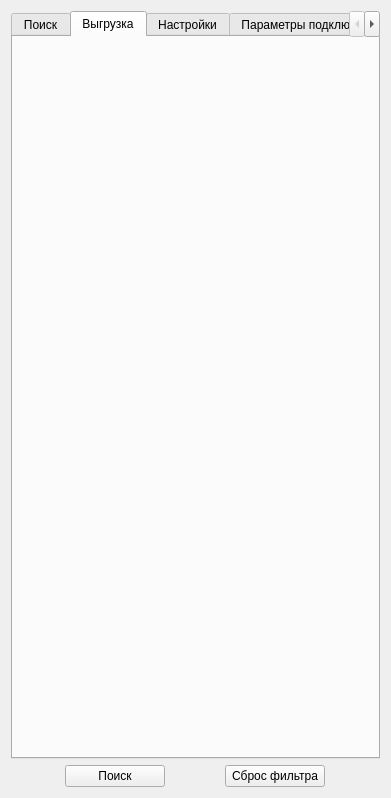
The window that geo_get_dialog_base.ui (bazzile/GeoGet) describes before a commit, drawn with Qt 5.
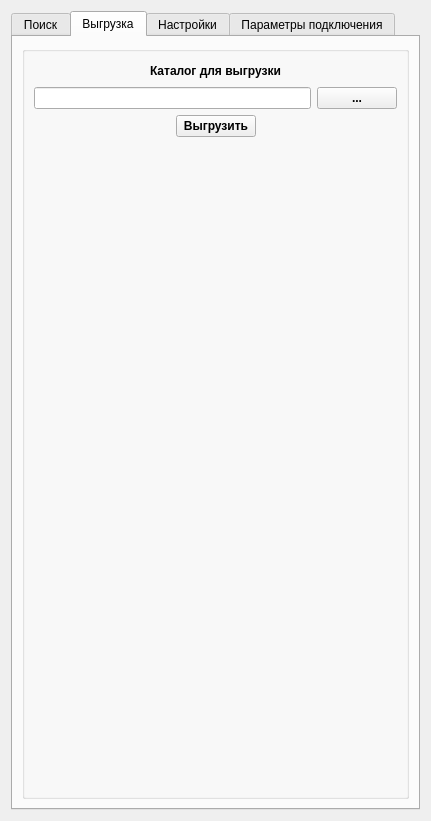
The same window after the commit. The open tabs and pages were chosen to show the change. Custom widgets are drawn as their Qt base class.

Commit message: Rearranged Design even further

```diff
--- a/geo_get_dialog_base.ui
+++ b/geo_get_dialog_base.ui
@@ -6,8 +6,8 @@
    <rect>
     <x>0</x>
     <y>0</y>
-    <width>391</width>
-    <height>795</height>
+    <width>464</width>
+    <height>802</height>
    </rect>
   </property>
   <property name="windowTitle">
@@ -19,7 +19,13 @@
   <property name="styleSheet">
    <string notr="true"/>
   </property>
+  <property name="sizeGripEnabled">
+   <bool>false</bool>
+  </property>
   <layout class="QVBoxLayout" name="verticalLayout">
+   <property name="sizeConstraint">
+    <enum>QLayout::SetFixedSize</enum>
+   </property>
    <item>
     <widget class="QTabWidget" name="tabWidget">
      <property name="autoFillBackground">
@@ -59,7 +65,9 @@
          <property name="checkable" stdset="0">
           <bool>false</bool>
          </property>
-         <layout class="QVBoxLayout" name="verticalLayout_9">
+         <layout class="QVBoxLayout" name="verticalLayout_8">
+          <item>
+           <layout class="QHBoxLayout" name="horizontalLayout_8">
           <item>
            <widget class="QCheckBox" name="clear_results_chbx_2">
             <property name="autoFillBackground">
@@ -86,6 +94,11 @@
             </property>
            </widget>
           </item>
+           </layout>
+          </item>
+         </layout>
+        </widget>
+       </item>
           <item>
            <widget class="QgsCollapsibleGroupBox" name="Search_settings_mGroupBox_3" native="true">
             <property name="font">
@@ -281,13 +294,10 @@
             </layout>
            </widget>
           </item>
-         </layout>
-        </widget>
-       </item>
        <item>
         <widget class="QgsCollapsibleGroupBox" name="Search_settings_mGroupBox_4" native="true">
          <property name="enabled">
-          <bool>false</bool>
+          <bool>true</bool>
          </property>
          <property name="sizePolicy">
           <sizepolicy hsizetype="Preferred" vsizetype="Preferred">
@@ -316,6 +326,9 @@
          <property name="checkable" stdset="0">
           <bool>false</bool>
          </property>
+         <property name="collapsed" stdset="0">
+          <bool>true</bool>
+         </property>
          <layout class="QVBoxLayout" name="verticalLayout_11">
           <property name="sizeConstraint">
            <enum>QLayout::SetDefaultConstraint</enum>
@@ -1014,21 +1027,45 @@
             </item>
            </layout>
           </item>
+         </layout>
+        </widget>
+       </item>
           <item>
-           <spacer name="verticalSpacer_4">
+        <widget class="Line" name="line_6">
             <property name="orientation">
-             <enum>Qt::Vertical</enum>
-            </property>
-            <property name="sizeHint" stdset="0">
+          <enum>Qt::Horizontal</enum>
+         </property>
+        </widget>
+       </item>
+       <item>
+        <layout class="QHBoxLayout" name="horizontalLayout_10">
+         <item>
+          <widget class="QPushButton" name="search_btn">
+           <property name="maximumSize">
              <size>
-              <width>20</width>
-              <height>40</height>
-             </size>
-            </property>
-           </spacer>
-          </item>
-         </layout>
-        </widget>
+             <width>100</width>
+             <height>16777215</height>
+            </size>
+           </property>
+           <property name="text">
+            <string>Поиск</string>
+           </property>
+          </widget>
+         </item>
+         <item>
+          <widget class="QPushButton" name="ButtonReset_2">
+           <property name="maximumSize">
+            <size>
+             <width>100</width>
+             <height>16777215</height>
+            </size>
+           </property>
+           <property name="text">
+            <string>Сброс фильтра</string>
+           </property>
+          </widget>
+         </item>
+        </layout>
        </item>
       </layout>
      </widget>
@@ -1036,6 +1073,124 @@
       <attribute name="title">
        <string>Выгрузка</string>
       </attribute>
+      <layout class="QVBoxLayout" name="verticalLayout_12">
+       <item>
+        <widget class="QGroupBox" name="Search_settings_mGroupBox_5">
+         <property name="font">
+          <font>
+           <weight>75</weight>
+           <bold>true</bold>
+          </font>
+         </property>
+         <property name="autoFillBackground">
+          <bool>false</bool>
+         </property>
+         <layout class="QVBoxLayout" name="verticalLayout_9">
+          <item>
+           <layout class="QHBoxLayout" name="Date_label_HL_3">
+            <item>
+             <spacer name="horizontalSpacer_21">
+              <property name="orientation">
+               <enum>Qt::Horizontal</enum>
+              </property>
+              <property name="sizeHint" stdset="0">
+               <size>
+                <width>40</width>
+                <height>20</height>
+               </size>
+              </property>
+             </spacer>
+            </item>
+            <item>
+             <widget class="QLabel" name="label_14">
+              <property name="text">
+               <string>Каталог для выгрузки</string>
+              </property>
+             </widget>
+            </item>
+            <item>
+             <spacer name="horizontalSpacer_23">
+              <property name="orientation">
+               <enum>Qt::Horizontal</enum>
+              </property>
+              <property name="sizeHint" stdset="0">
+               <size>
+                <width>40</width>
+                <height>20</height>
+               </size>
+              </property>
+             </spacer>
+            </item>
+           </layout>
+          </item>
+          <item>
+           <layout class="QHBoxLayout" name="horizontalLayout_9">
+            <item>
+             <widget class="QLineEdit" name="lineEdit"/>
+            </item>
+            <item>
+             <widget class="QPushButton" name="in_browse_btn_2">
+              <property name="text">
+               <string>...</string>
+              </property>
+             </widget>
+            </item>
+           </layout>
+          </item>
+          <item>
+           <layout class="QHBoxLayout" name="Date_label_HL_4">
+            <item>
+             <spacer name="horizontalSpacer_22">
+              <property name="orientation">
+               <enum>Qt::Horizontal</enum>
+              </property>
+              <property name="sizeHint" stdset="0">
+               <size>
+                <width>40</width>
+                <height>20</height>
+               </size>
+              </property>
+             </spacer>
+            </item>
+            <item>
+             <widget class="QPushButton" name="pushButton">
+              <property name="text">
+               <string>Выгрузить</string>
+              </property>
+             </widget>
+            </item>
+            <item>
+             <spacer name="horizontalSpacer_24">
+              <property name="orientation">
+               <enum>Qt::Horizontal</enum>
+              </property>
+              <property name="sizeHint" stdset="0">
+               <size>
+                <width>40</width>
+                <height>20</height>
+               </size>
+              </property>
+             </spacer>
+            </item>
+           </layout>
+          </item>
+          <item>
+           <spacer name="verticalSpacer_3">
+            <property name="orientation">
+             <enum>Qt::Vertical</enum>
+            </property>
+            <property name="sizeHint" stdset="0">
+             <size>
+              <width>20</width>
+              <height>40</height>
+             </size>
+            </property>
+           </spacer>
+          </item>
+         </layout>
+        </widget>
+       </item>
+      </layout>
      </widget>
      <widget class="QWidget" name="tab_3">
       <attribute name="title">
@@ -1111,19 +1266,6 @@
          </layout>
         </widget>
        </item>
-       <item>
-        <spacer name="verticalSpacer_3">
-         <property name="orientation">
-          <enum>Qt::Vertical</enum>
-         </property>
-         <property name="sizeHint" stdset="0">
-          <size>
-           <width>20</width>
-           <height>390</height>
-          </size>
-         </property>
-        </spacer>
-       </item>
       </layout>
      </widget>
      <widget class="QWidget" name="tab_2">
@@ -1164,7 +1306,7 @@
         <rect>
          <x>10</x>
          <y>190</y>
-         <width>403</width>
+         <width>132</width>
          <height>123</height>
         </rect>
        </property>
@@ -1188,8 +1330,8 @@
          <rect>
           <x>0</x>
           <y>0</y>
-          <width>379</width>
-          <height>406</height>
+          <width>100</width>
+          <height>30</height>
          </rect>
         </property>
         <attribute name="label">
@@ -1202,7 +1344,7 @@
          <rect>
           <x>0</x>
           <y>0</y>
-          <width>403</width>
+          <width>132</width>
           <height>69</height>
          </rect>
         </property>
@@ -1215,36 +1357,6 @@
      </widget>
     </widget>
    </item>
-   <item>
-    <layout class="QHBoxLayout" name="horizontalLayout_10">
-     <item>
-      <widget class="QPushButton" name="search_btn">
-       <property name="maximumSize">
-        <size>
-         <width>100</width>
-         <height>16777215</height>
-        </size>
-       </property>
-       <property name="text">
-        <string>Поиск</string>
-       </property>
-      </widget>
-     </item>
-     <item>
-      <widget class="QPushButton" name="ButtonReset_2">
-       <property name="maximumSize">
-        <size>
-         <width>100</width>
-         <height>16777215</height>
-        </size>
-       </property>
-       <property name="text">
-        <string>Сброс фильтра</string>
-       </property>
-      </widget>
-     </item>
-    </layout>
-   </item>
   </layout>
  </widget>
  <customwidgets>
```
Lines whose indentation alone changed are shown as unchanged. The commit also changes 1 other file.
